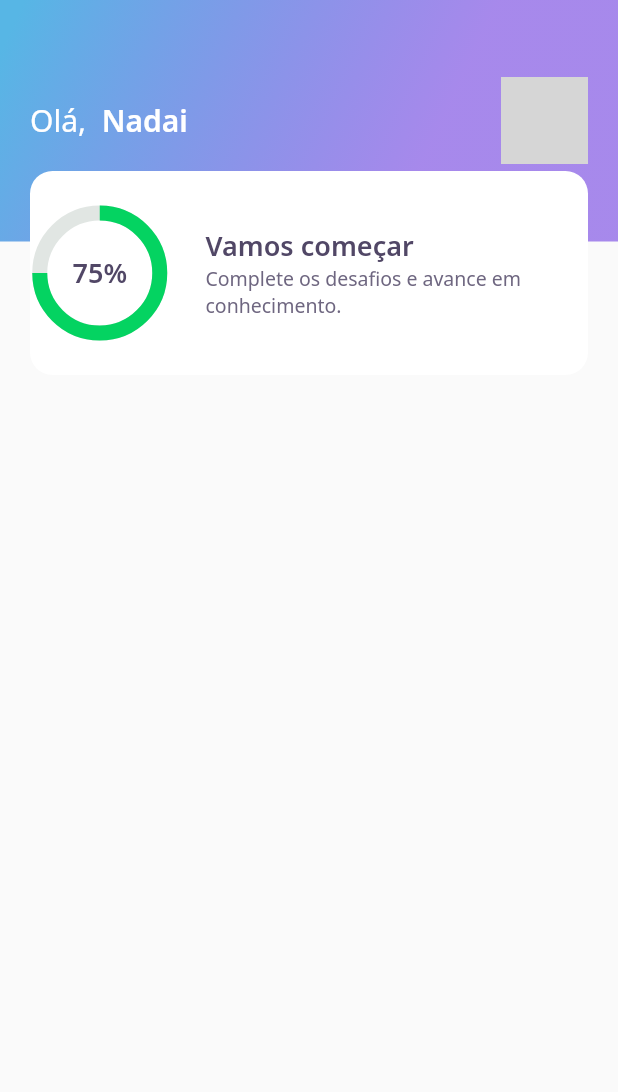
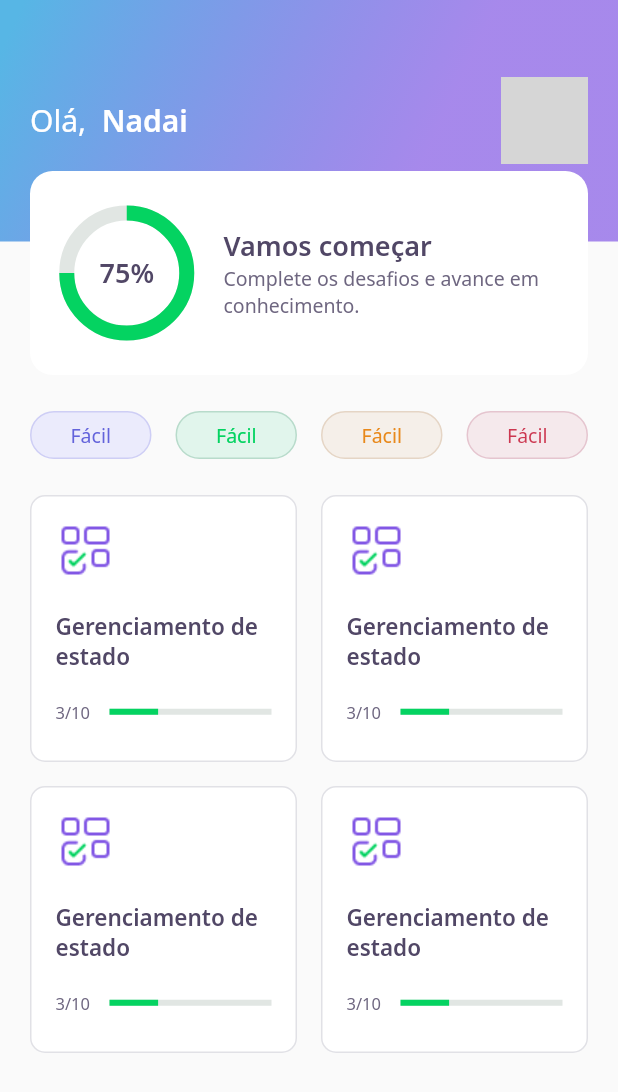
Before and after one commit to filipenadai/nlw05-flutter, a Flutter app: the HomePage screen opened directly, on a phone screen of 412 x 824 dp. Shown: the top 1092 px of the screen. Run offline on Flutter 3.47's test engine with Material 2 defaults, Android fonts, the phone set to English and light mode, and no system bars; our stand-ins replace google_fonts; network calls fail; grey boxes are pictures that could not be loaded.

Commit message:
2 day project

```diff
--- a/lib/core/app_widget.dart
+++ b/lib/core/app_widget.dart
@@ -1,3 +1,4 @@
+import 'package:flutter_quiz/challenge/challenge_page.dart';
 import 'package:flutter_quiz/home/home_page.dart';
 import 'package:flutter/material.dart';
 
@@ -6,7 +7,7 @@ class AppWidget extends StatelessWidget {
   Widget build(BuildContext context) {
     return MaterialApp(
       title: "DevQuiz",
-      home: HomePage(),
+      home: ChallengePage(),
     );
   }
 }
--- a/lib/home/home_page.dart
+++ b/lib/home/home_page.dart
@@ -1,5 +1,7 @@
 import 'package:flutter/material.dart';
 import 'package:flutter_quiz/home/widgets/app_bar/app_bar_widget.dart';
+import 'package:flutter_quiz/home/widgets/level_button/level_button_widget.dart';
+import 'package:flutter_quiz/home/widgets/quiz_card/quiz_card_widget.dart';
 
 class HomePage extends StatefulWidget {
   @override
@@ -11,6 +13,49 @@ class _HomePageState extends State<HomePage> {
   Widget build(BuildContext context) {
     return Scaffold(
       appBar: AppBarWidget(),
+      body: Padding(
+        padding: const EdgeInsets.symmetric(horizontal: 20),
+        child: Column(
+          children: [
+            SizedBox(
+              height: 24,
+            ),
+            Row(
+              mainAxisAlignment: MainAxisAlignment.spaceBetween,
+              children: [
+                LevelButtonWidget(
+                  label: 'Fácil',
+                ),
+                LevelButtonWidget(
+                  label: 'Médio',
+                ),
+                LevelButtonWidget(
+                  label: 'Difícil',
+                ),
+                LevelButtonWidget(
+                  label: 'Perito',
+                ),
+              ],
+            ),
+            SizedBox(
+              height: 24,
+            ),
+            Expanded(
+              child: GridView.count(
+                crossAxisCount: 2,
+                crossAxisSpacing: 16,
+                mainAxisSpacing: 16,
+                children: [
+                  QuizCardWidget(),
+                  QuizCardWidget(),
+                  QuizCardWidget(),
+                  QuizCardWidget(),
+                ],
+              ),
+            ),
+          ],
+        ),
+      ),
     );
   }
 }
--- /dev/null
+++ b/lib/home/widgets/level_button/level_button_widget.dart
@@ -0,0 +1,65 @@
+import 'package:flutter/material.dart';
+import 'package:flutter_quiz/core/core.dart';
+import 'package:google_fonts/google_fonts.dart';
+
+class LevelButtonWidget extends StatelessWidget {
+  final String label;
+
+  LevelButtonWidget({
+    Key? key,
+    required this.label,
+  })   : assert(["Fácil", "Médio", "Difícil", "Perito"].contains(label)),
+        super(key: key);
+
+  final config = {
+    "Fácil": {
+      "color": AppColors.levelButtonFacil,
+      "borderColor": AppColors.levelButtonBorderFacil,
+      "textColor": AppColors.levelButtonTextFacil,
+    },
+    "Médio": {
+      "color": AppColors.levelButtonMedio,
+      "borderColor": AppColors.levelButtonBorderMedio,
+      "textColor": AppColors.levelButtonTextMedio,
+    },
+    "Difícil": {
+      "color": AppColors.levelButtonDificil,
+      "borderColor": AppColors.levelButtonBorderDificil,
+      "textColor": AppColors.levelButtonTextDificil,
+    },
+    "Perito": {
+      "color": AppColors.levelButtonPerito,
+      "borderColor": AppColors.levelButtonBorderPerito,
+      "textColor": AppColors.levelButtonTextPerito,
+    },
+  };
+
+  Color get color => config[label]!['color']!;
+  Color get borderColor => config[label]!['borderColor']!;
+  Color get textColor => config[label]!['textColor']!;
+
+  @override
+  Widget build(BuildContext context) {
+    return Container(
+      decoration: BoxDecoration(
+        color: color,
+        border: Border.fromBorderSide(
+          BorderSide(
+            color: borderColor,
+          ),
+        ),
+        borderRadius: BorderRadius.circular(28),
+      ),
+      child: Padding(
+        padding: const EdgeInsets.symmetric(horizontal: 26, vertical: 6),
+        child: Text(
+          'Fácil',
+          style: GoogleFonts.notoSans(
+            color: textColor,
+            fontSize: 13,
+          ),
+        ),
+      ),
+    );
+  }
+}
--- /dev/null
+++ b/lib/home/widgets/quiz_card/quiz_card_widget.dart
@@ -0,0 +1,53 @@
+import 'package:flutter/material.dart';
+import 'package:flutter_quiz/core/core.dart';
+import 'package:flutter_quiz/shared/widgets/progress_indicator/progress_indicator_widget.dart';
+
+class QuizCardWidget extends StatelessWidget {
+  @override
+  Widget build(BuildContext context) {
+    return Container(
+      padding: EdgeInsets.all(16),
+      decoration: BoxDecoration(
+        border: Border.fromBorderSide(BorderSide(color: AppColors.border)),
+        color: AppColors.white,
+        borderRadius: BorderRadius.circular(10),
+      ),
+      child: Column(
+        crossAxisAlignment: CrossAxisAlignment.start,
+        children: [
+          Container(
+            height: 40,
+            width: 40,
+            child: Image.asset(AppImages.blocks),
+          ),
+          SizedBox(
+            height: 20,
+          ),
+          Text(
+            'Gerenciamento de estado',
+            style: AppTextStyles.heading15,
+          ),
+          SizedBox(
+            height: 20,
+          ),
+          Row(
+            children: [
+              Expanded(
+                flex: 1,
+                child: Text(
+                  "3/10",
+                  style: AppTextStyles.body11,
+                ),
+              ),
+              Expanded(
+                  flex: 3,
+                  child: ProgressIndicatorWidget(
+                    value: 0.3,
+                  ))
+            ],
+          )
+        ],
+      ),
+    );
+  }
+}
--- a/lib/home/widgets/score_card/score_card_widget.dart
+++ b/lib/home/widgets/score_card/score_card_widget.dart
@@ -13,6 +13,8 @@ class ScoreCardWidget extends StatelessWidget {
           color: AppColors.white,
           borderRadius: BorderRadius.circular(15),
         ),
+        child: Padding(
+          padding: const EdgeInsets.symmetric(horizontal: 24),
           child: Row(
             crossAxisAlignment: CrossAxisAlignment.center,
             children: [
@@ -43,6 +45,7 @@ class ScoreCardWidget extends StatelessWidget {
             ],
           ),
         ),
+      ),
     );
   }
 }
--- /dev/null
+++ b/lib/shared/widgets/progress_indicator/progress_indicator_widget.dart
@@ -0,0 +1,18 @@
+import 'package:flutter/material.dart';
+import 'package:flutter_quiz/core/app_colors.dart';
+
+class ProgressIndicatorWidget extends StatelessWidget {
+  final double value;
+
+  const ProgressIndicatorWidget({Key? key, required this.value})
+      : super(key: key);
+
+  @override
+  Widget build(BuildContext context) {
+    return LinearProgressIndicator(
+      value: value,
+      backgroundColor: AppColors.chartSecondary,
+      valueColor: AlwaysStoppedAnimation<Color>(AppColors.chartPrimary),
+    );
+  }
+}
```
Also changed, not shown: lib/challenge/challenge_page.dart (added, +24 -0 lines), lib/challenge/widgets/answer/answer_widget.dart (added, +86 -0 lines), lib/challenge/widgets/challenge_indicator/challenge_indicator_widget.dart (added, +35 -0 lines), lib/challenge/widgets/quiz/quiz_widget.dart (added, +31 -0 lines). Lines whose indentation alone changed are shown as unchanged.
